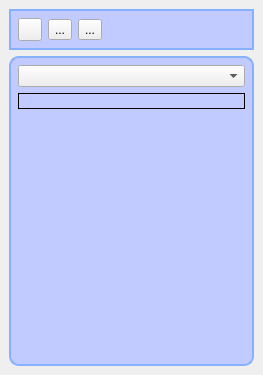
The window that trunk/forms/TexturePropertiesView.ui (ethiago/shader-labs) describes before a commit, drawn with Qt 5.
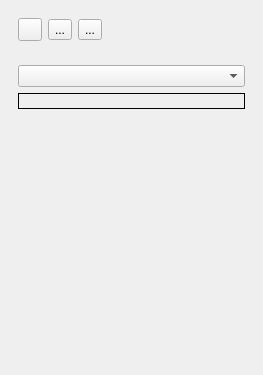
The same window after the commit. Icons and pictures are not drawn.

Commit message: incluindo Glee para fazer funcionar glActiveTexture no windows; tabsize = 4; retirada a cor azum do fundo das propriedades de textura;

Diff of the .ui file:
```diff
--- a/trunk/forms/TexturePropertiesView.ui
+++ b/trunk/forms/TexturePropertiesView.ui
@@ -30,12 +30,6 @@
    <layout class="QVBoxLayout" name="verticalLayout">
     <item>
      <widget class="QWidget" name="widget" native="true">
-      <property name="styleSheet">
-       <string notr="true">#widget{
-border: 2px solid rgb(135, 177, 255);
-background: rgb(194, 203, 255);
-}</string>
-      </property>
       <layout class="QHBoxLayout" name="horizontalLayout">
        <item>
         <widget class="QToolButton" name="addButton">
@@ -88,14 +82,6 @@
     </item>
     <item>
      <widget class="QWidget" name="widget_2" native="true">
-      <property name="styleSheet">
-       <string notr="true">#widget_2{
-border: 2px solid rgb(135, 177, 255);
-background: rgb(194, 203, 255);
-border-radius: 10px;
-
-}</string>
-      </property>
       <layout class="QVBoxLayout" name="verticalLayout_2">
        <item>
         <widget class="QComboBox" name="textureList"/>
```
The commit also changes 19 other files.
